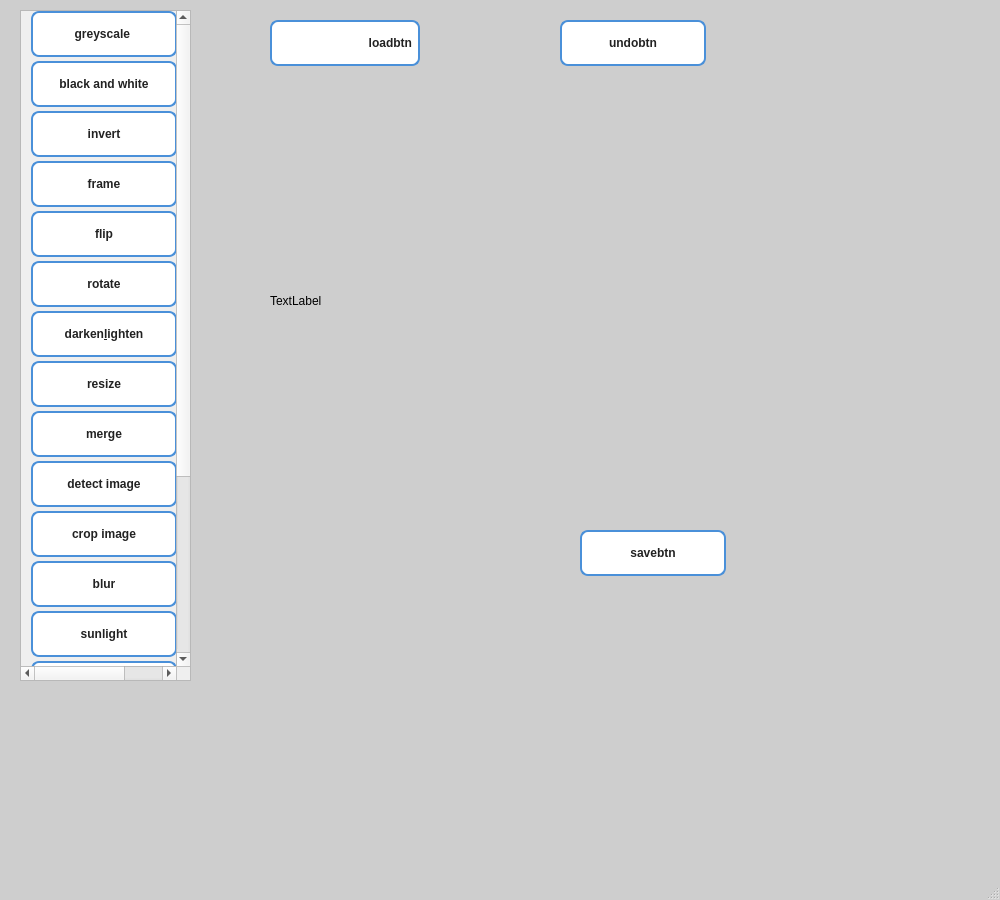
Old version of the form mainwindow.ui in the repository selwan0/Image-Processing.
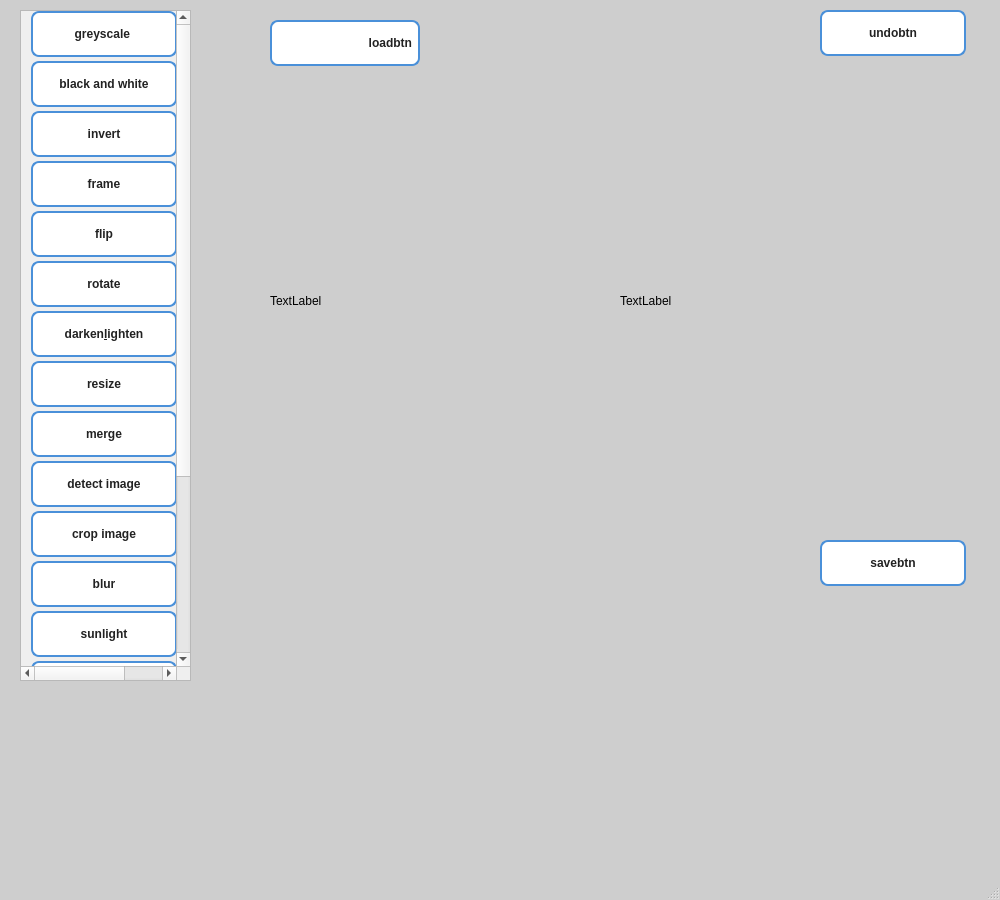
New version of the form. Icons and pictures are not drawn.

Commit message: Update layout to before and after labels

The edit to the form file:
```diff
--- a/mainwindow.ui
+++ b/mainwindow.ui
@@ -156,7 +156,7 @@
      <rect>
       <x>270</x>
       <y>150</y>
-      <width>371</width>
+      <width>271</width>
       <height>301</height>
      </rect>
     </property>
@@ -167,8 +167,8 @@
    <widget class="QPushButton" name="pushButton_20">
     <property name="geometry">
      <rect>
-      <x>580</x>
-      <y>530</y>
+      <x>820</x>
+      <y>540</y>
       <width>146</width>
       <height>46</height>
      </rect>
@@ -218,8 +218,8 @@
    <widget class="QPushButton" name="UndoButton">
     <property name="geometry">
      <rect>
-      <x>560</x>
-      <y>20</y>
+      <x>820</x>
+      <y>10</y>
       <width>146</width>
       <height>46</height>
      </rect>
@@ -716,6 +716,19 @@
      </widget>
     </widget>
    </widget>
+   <widget class="QLabel" name="after">
+    <property name="geometry">
+     <rect>
+      <x>620</x>
+      <y>150</y>
+      <width>321</width>
+      <height>301</height>
+     </rect>
+    </property>
+    <property name="text">
+     <string>TextLabel</string>
+    </property>
+   </widget>
   </widget>
   <widget class="QMenuBar" name="menubar">
    <property name="geometry">
```
Left out of the diff: 2 changed lines with no effect on the pictures. The commit also changes 97 other files.
